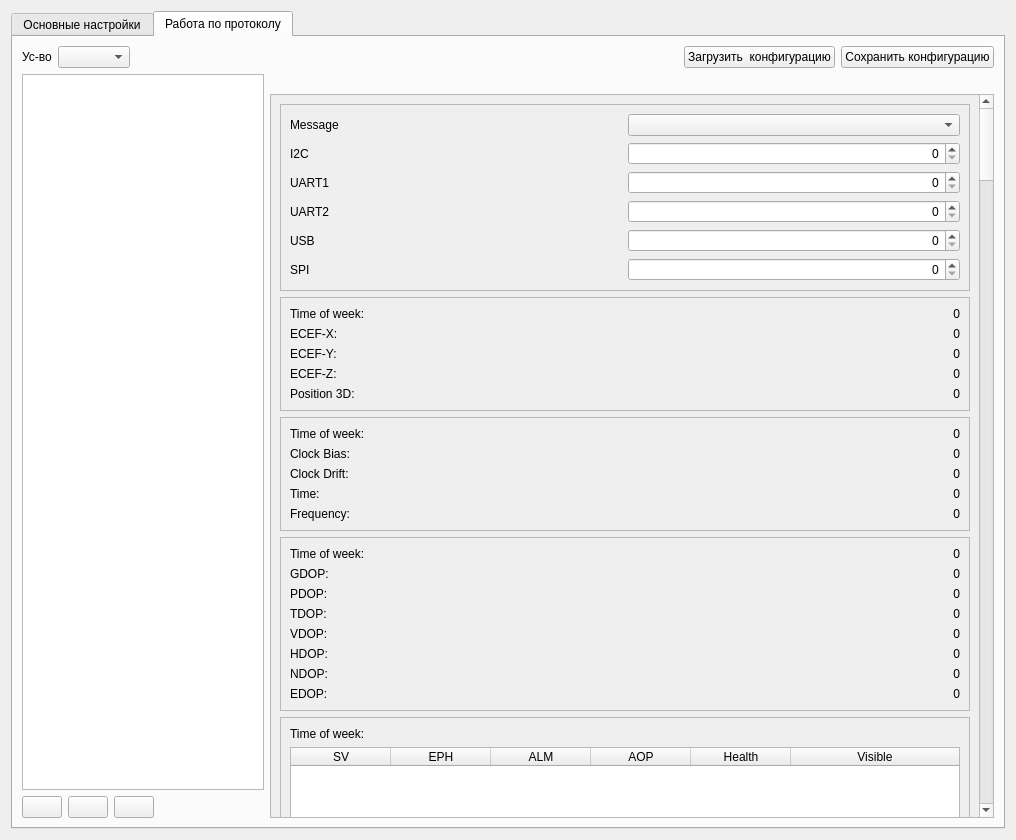
revermun/Experiment_helper, file deviceconfigurationsdialog.ui: the form before one commit.
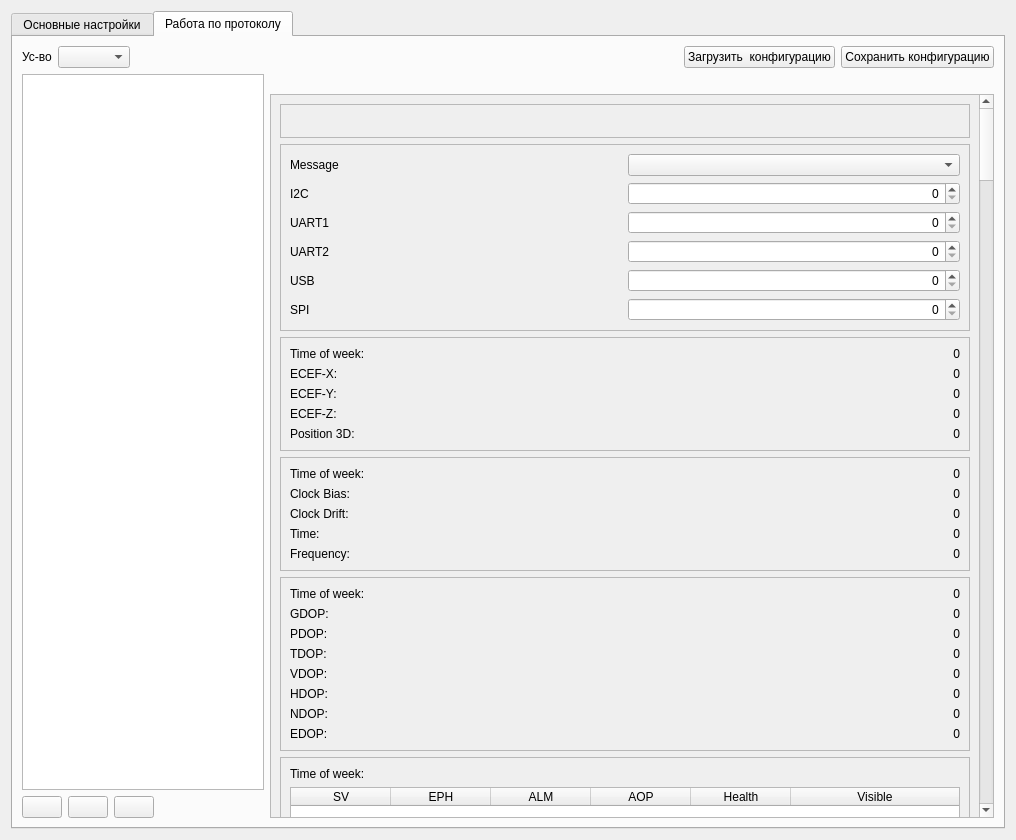
The form after the commit. The open tabs and pages were chosen to show the change. Icons and pictures are not drawn. Custom widgets are drawn as their Qt base class.

```diff
--- a/deviceconfigurationsdialog.ui
+++ b/deviceconfigurationsdialog.ui
@@ -1091,10 +1091,43 @@
                 <x>0</x>
                 <y>0</y>
                 <width>686</width>
-                <height>7622</height>
+                <height>7664</height>
                </rect>
               </property>
-              <layout class="QVBoxLayout" name="verticalLayout_8" stretch="1,1,1,1,1,1,1,1,1,1,1,1,1,1,1,1,1,0,0,0,1,0,0,0,0,0,0,0,0,0,0,0">
+              <layout class="QVBoxLayout" name="verticalLayout_8" stretch="0,1,1,1,1,1,1,1,1,1,1,1,1,1,1,1,1,1,0,0,0,1,0,0,0,0,0,0,0,0,0,0,0">
+               <item>
+                <widget class="QFrame" name="frameGeneral">
+                 <property name="frameShape">
+                  <enum>QFrame::StyledPanel</enum>
+                 </property>
+                 <property name="frameShadow">
+                  <enum>QFrame::Raised</enum>
+                 </property>
+                 <layout class="QGridLayout" name="gridLayout_35">
+                  <item row="0" column="0">
+                   <widget class="QLabel" name="label_306">
+                    <property name="text">
+                     <string/>
+                    </property>
+                   </widget>
+                  </item>
+                  <item row="0" column="1">
+                   <widget class="QLabel" name="label_307">
+                    <property name="text">
+                     <string/>
+                    </property>
+                   </widget>
+                  </item>
+                  <item row="0" column="2">
+                   <widget class="QLabel" name="label_308">
+                    <property name="text">
+                     <string/>
+                    </property>
+                   </widget>
+                  </item>
+                 </layout>
+                </widget>
+               </item>
                <item>
                 <widget class="QFrame" name="frameMSG">
                  <property name="frameShape">
```
Left out of the diff: 58 changed lines with no effect on the pictures.
